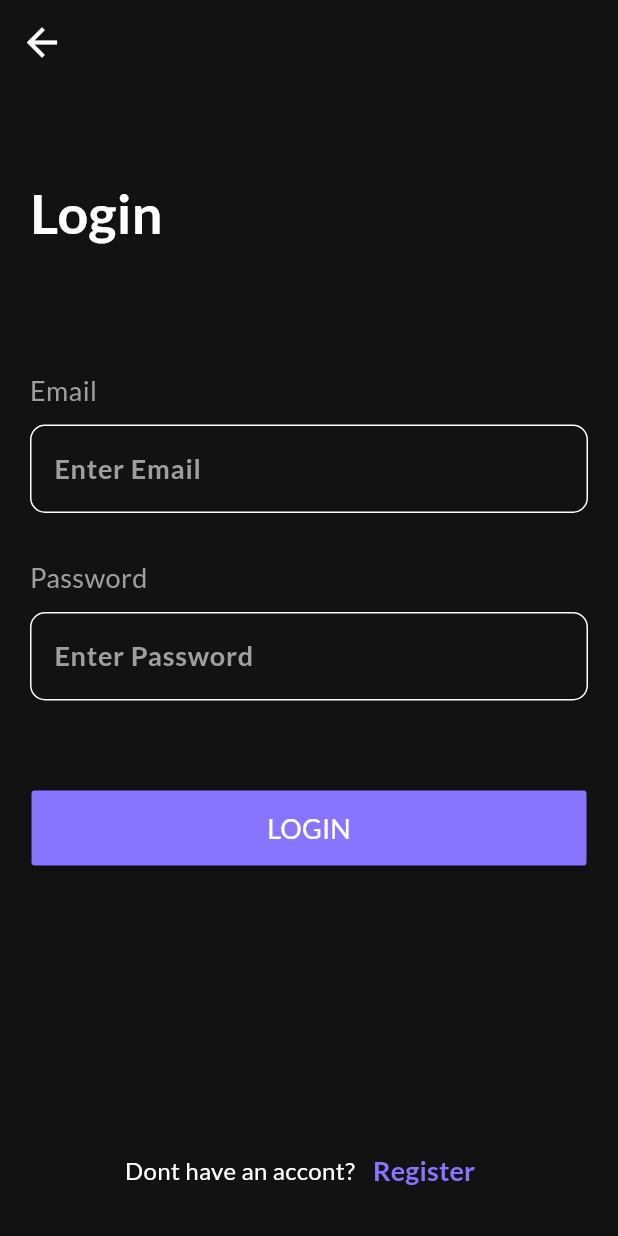
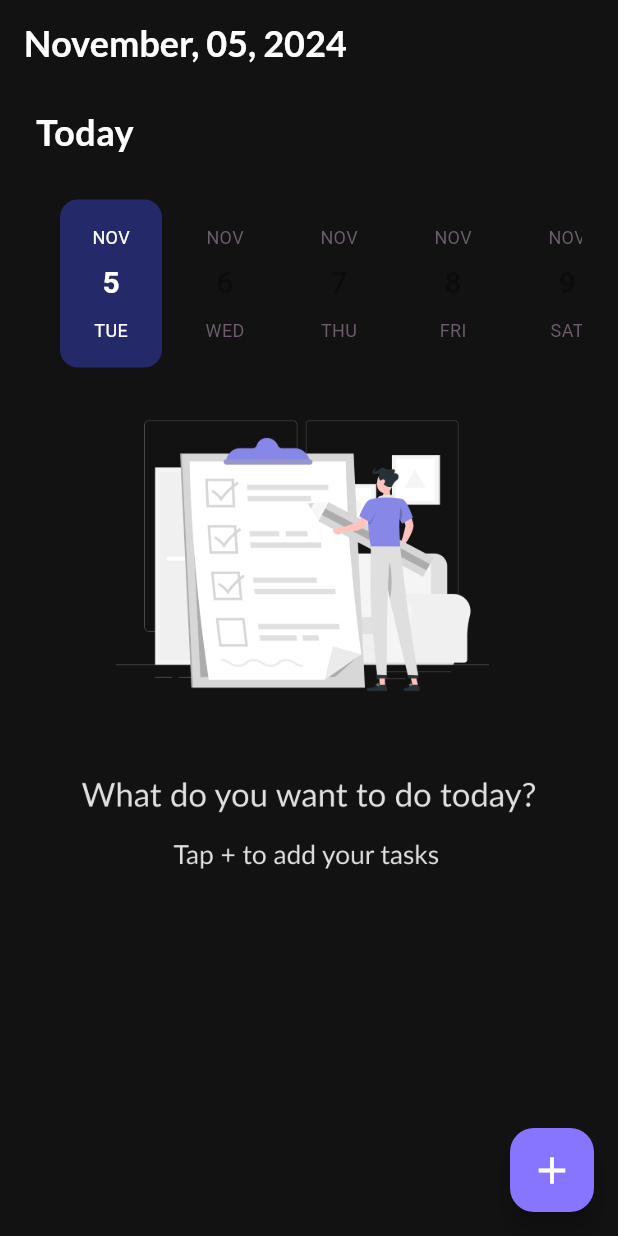
Before and after one commit to AhmedYasserTaha/todo_app, a Flutter app: the LoginScreen screen opened directly, after a tap on "LOGIN", on a phone screen of 412 x 824 dp. Run offline on Flutter 3.47's test engine with Material 3 defaults, Android fonts, the phone set to English and light mode, and no system bars; drawn by our look-alikes of easy_date_timeline; our stand-ins replace gap, google_fonts.

Commit message:
finshed empty screen

```diff
--- a/lib/home/create_account_screen.dart
+++ b/lib/auth/create_account_screen.dart
@@ -1,6 +1,6 @@
 import 'package:flutter/material.dart';
 import 'package:google_fonts/google_fonts.dart';
-import 'package:todo_app/home/login_screen.dart';
+import 'package:todo_app/auth/login_screen.dart';
 import 'package:todo_app/utils/app_colors.dart';
 import 'package:todo_app/widget/matrial_buttom_widget.dart';
 
--- a/lib/home/login_screen.dart
+++ b/lib/auth/login_screen.dart
@@ -1,6 +1,7 @@
 import 'package:flutter/material.dart';
 import 'package:google_fonts/google_fonts.dart';
-import 'package:todo_app/home/create_account_screen.dart';
+import 'package:todo_app/auth/create_account_screen.dart';
+import 'package:todo_app/home/empty_screen.dart';
 import 'package:todo_app/utils/app_colors.dart';
 import 'package:todo_app/widget/matrial_buttom_widget.dart';
 
@@ -51,7 +52,13 @@ class LoginScreen extends StatelessWidget {
             const SizedBox(
               height: 60,
             ),
-            ButtomLogin(onPressed: () {}, title: "LOGIN"),
+            ButtomLogin(
+                onPressed: () {
+                  Navigator.of(context).pushReplacement(MaterialPageRoute(
+                    builder: (context) => EmptyScreen(),
+                  ));
+                },
+                title: "LOGIN"),
             Spacer(),
             Row(
               mainAxisAlignment: MainAxisAlignment.center,
--- /dev/null
+++ b/lib/home/empty_screen.dart
@@ -0,0 +1,119 @@
+import 'package:easy_date_timeline/easy_date_timeline.dart';
+import 'package:flutter/material.dart';
+import 'package:gap/gap.dart';
+import 'package:google_fonts/google_fonts.dart';
+import 'package:todo_app/home/add_task_screen.dart';
+import 'package:todo_app/onpord_screen/widget/onpord_screen_widget.dart';
+import 'package:todo_app/utils/app_colors.dart';
+import 'package:intl/intl.dart';
+
+class EmptyScreen extends StatefulWidget {
+  EmptyScreen({super.key});
+
+  @override
+  State<EmptyScreen> createState() => _EmptyScreenState();
+}
+
+class _EmptyScreenState extends State<EmptyScreen> {
+  DateTime now = DateTime.now();
+
+  String formattedDate = DateFormat('MMMM, dd, yyyy').format(
+    DateTime.now(),
+  );
+
+  @override
+  Widget build(BuildContext context) {
+    var siz = MediaQuery.of(context).size;
+    return Scaffold(
+      backgroundColor: AppColors.pDarkColor,
+      appBar: AppBar(
+        automaticallyImplyLeading: false,
+        backgroundColor: AppColors.pDarkColor,
+        title: Text(
+          formattedDate,
+          style: GoogleFonts.lato(
+              fontSize: 24, fontWeight: FontWeight.bold, color: Colors.white),
+        ),
+      ),
+      body: Padding(
+        padding: const EdgeInsets.symmetric(horizontal: 24),
+        child: Column(
+          children: [
+            const Gap(15),
+            Container(
+              width: double.infinity,
+              child: Text(
+                "Today",
+                style: GoogleFonts.lato(
+                    fontSize: 24,
+                    fontWeight: FontWeight.bold,
+                    color: Colors.white),
+              ),
+            ),
+            const Gap(20),
+            _easyInfiniteDateTimeLineWidget(),
+            Image.asset(
+              "assets/images/background_hs.png",
+              height: siz.height * .40,
+              width: siz.width * 80,
+            ),
+          ],
+        ),
+      ),
+      floatingActionButton: FloatingActionButton(
+        onPressed: () {
+          Navigator.of(context).push(
+            MaterialPageRoute(
+              builder: (context) => AddTaskScreen(),
+            ),
+          );
+        },
+        backgroundColor: AppColors.pSocundColor,
+        child: Icon(
+          Icons.add,
+          size: 30,
+          color: Colors.white,
+        ),
+      ),
+    );
+  }
+
+  EasyInfiniteDateTimeLine _easyInfiniteDateTimeLineWidget() {
+    return EasyInfiniteDateTimeLine(
+      firstDate: DateTime.now(),
+      focusDate: DateTime.now(),
+      lastDate: DateTime.now().add(Duration(days: 30)),
+      showTimelineHeader: false,
+      physics: BouncingScrollPhysics(),
+      activeColor: Color(0xff242969),
+      dayProps: const EasyDayProps(
+        borderColor: AppColors.pDarkColor,
+        inactiveDayNumStyle:
+            TextStyle(color: Color.fromARGB(255, 255, 255, 255), fontSize: 16),
+        inactiveDayStrStyle: TextStyle(
+            color: Color.fromARGB(190, 255, 255, 255),
+            fontSize: 16,
+            fontWeight: FontWeight.w400),
+        inactiveMothStrStyle: TextStyle(
+            color: Color.fromARGB(190, 255, 255, 255),
+            fontSize: 16,
+            fontWeight: FontWeight.w400),
+        activeDayNumStyle: TextStyle(
+            color: Color.fromARGB(190, 255, 255, 255),
+            fontSize: 16,
+            fontWeight: FontWeight.w400),
+        activeDayStrStyle: TextStyle(
+            color: Color.fromARGB(190, 255, 255, 255),
+            fontSize: 16,
+            fontWeight: FontWeight.w400),
+        activeMothStrStyle: TextStyle(
+            color: Color.fromARGB(190, 255, 255, 255),
+            fontSize: 16,
+            fontWeight: FontWeight.w400),
+      ),
+      onDateChange: (selectedDate) {
+        setState(() {});
+      },
+    );
+  }
+}
--- a/lib/main.dart
+++ b/lib/main.dart
@@ -1,4 +1,5 @@
 import 'package:flutter/material.dart';
+import 'package:todo_app/home/empty_screen.dart';
 import 'package:todo_app/splash_screen.dart';
 
 void main() {
@@ -13,7 +14,7 @@ class MyApp extends StatelessWidget {
   Widget build(BuildContext context) {
     return MaterialApp(
       debugShowCheckedModeBanner: false,
-      home: SplashScreen(),
+      home: EmptyScreen(),
     );
   }
 }
--- a/lib/start_screen.dart
+++ b/lib/start_screen.dart
@@ -1,7 +1,7 @@
 import 'package:flutter/material.dart';
 import 'package:google_fonts/google_fonts.dart';
-import 'package:todo_app/home/create_account_screen.dart';
-import 'package:todo_app/home/login_screen.dart';
+import 'package:todo_app/auth/create_account_screen.dart';
+import 'package:todo_app/auth/login_screen.dart';
 import 'package:todo_app/utils/app_colors.dart';
 import 'package:todo_app/widget/matrial_buttom_widget.dart';
 
--- a/pubspec.yaml
+++ b/pubspec.yaml
@@ -36,6 +36,9 @@ dependencies:
   # Use with the CupertinoIcons class for iOS style icons.
   cupertino_icons: ^1.0.8
   google_fonts: ^6.2.1
+  gap: ^3.0.1
+  intl: ^0.19.0
+  easy_date_timeline: ^1.1.3
 
 dev_dependencies:
   flutter_test:
```
Also changed, not shown: lib/home/add_task_screen.dart (added, +184 -0 lines), assets/images/background_hs.png (added), pubspec.lock.
